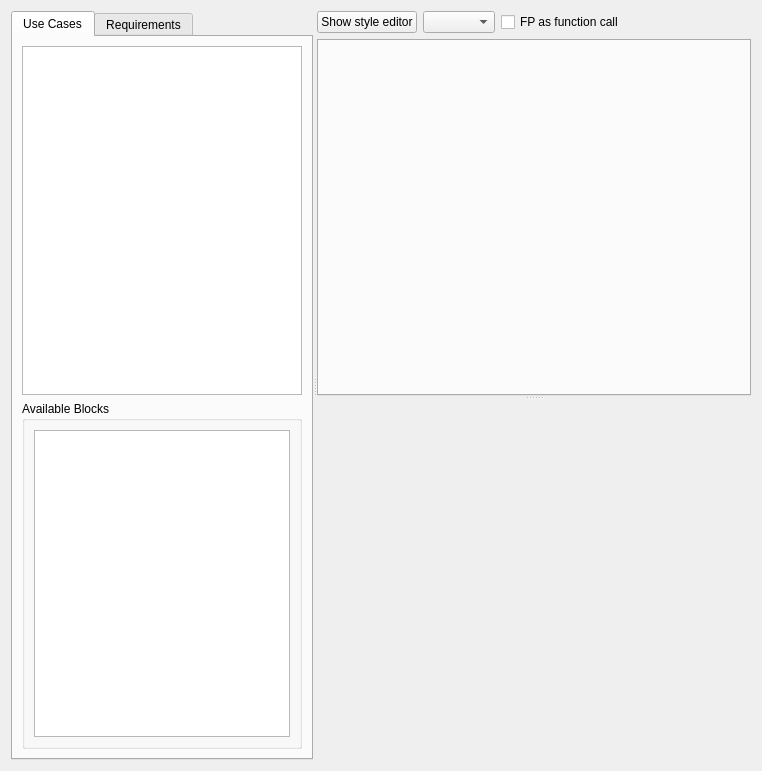
First picture: the form in src/gui/design/architecture_view.ui, repository archtool/archtool, before the edit.
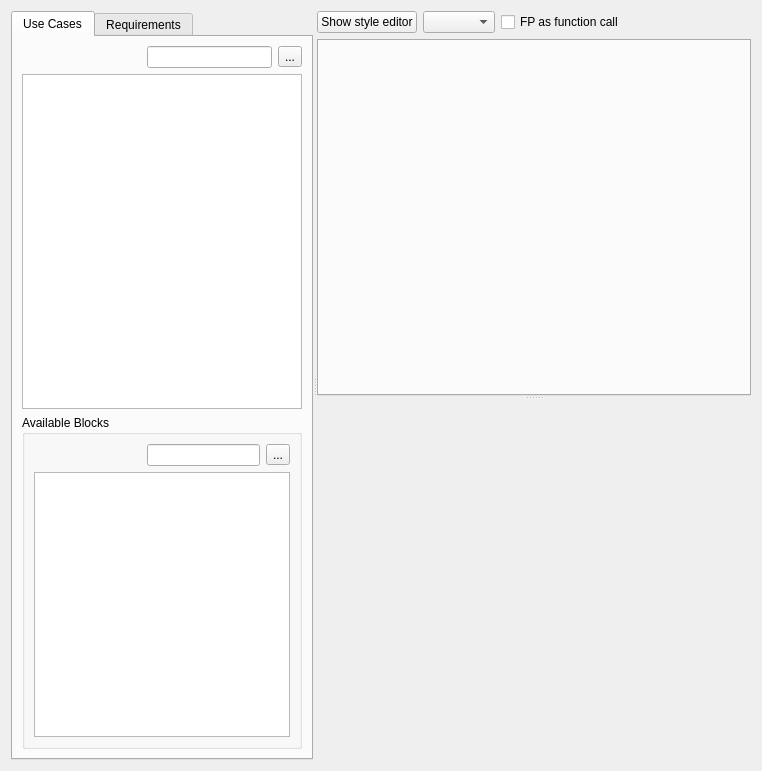
Second picture: the form after the edit. The open tabs and pages were chosen to show the change. Icons and pictures are not drawn. Custom widgets are drawn as their Qt base class.

Commit message: Added find wigdets

The edit to the form file:
```diff
--- a/src/gui/design/architecture_view.ui
+++ b/src/gui/design/architecture_view.ui
@@ -40,6 +40,36 @@
         <string>Use Cases</string>
        </attribute>
        <layout class="QVBoxLayout" name="verticalLayout_2">
+        <item>
+         <layout class="QHBoxLayout" name="horizontalLayout_3">
+          <item>
+           <spacer name="horizontalSpacer_3">
+            <property name="orientation">
+             <enum>Qt::Horizontal</enum>
+            </property>
+            <property name="sizeHint" stdset="0">
+             <size>
+              <width>40</width>
+              <height>20</height>
+             </size>
+            </property>
+           </spacer>
+          </item>
+          <item>
+           <widget class="QLineEdit" name="edtFindUseCase"/>
+          </item>
+          <item>
+           <widget class="QToolButton" name="btnFindUseCase">
+            <property name="text">
+             <string>...</string>
+            </property>
+            <property name="icon">
+             <iconset theme="edit-find"/>
+            </property>
+           </widget>
+          </item>
+         </layout>
+        </item>
         <item>
          <widget class="ModelItemTree" name="treeUseCases">
           <property name="contextMenuPolicy">
@@ -82,6 +112,36 @@
            <string>Available Blocks</string>
           </property>
           <layout class="QVBoxLayout" name="verticalLayout_3">
+           <item>
+            <layout class="QHBoxLayout" name="horizontalLayout_4">
+             <item>
+              <spacer name="horizontalSpacer_4">
+               <property name="orientation">
+                <enum>Qt::Horizontal</enum>
+               </property>
+               <property name="sizeHint" stdset="0">
+                <size>
+                 <width>40</width>
+                 <height>20</height>
+                </size>
+               </property>
+              </spacer>
+             </item>
+             <item>
+              <widget class="QLineEdit" name="edtFindBlock"/>
+             </item>
+             <item>
+              <widget class="QToolButton" name="btnFindBlock">
+               <property name="text">
+                <string>...</string>
+               </property>
+               <property name="icon">
+                <iconset theme="edit-find"/>
+               </property>
+              </widget>
+             </item>
+            </layout>
+           </item>
            <item>
             <widget class="ModelItemTree" name="treeBlocks">
              <property name="contextMenuPolicy">
```
Left out of the diff: 41 changed lines with no effect on the pictures. Lines whose indentation alone changed are shown as unchanged. The commit also changes 8 other files.
